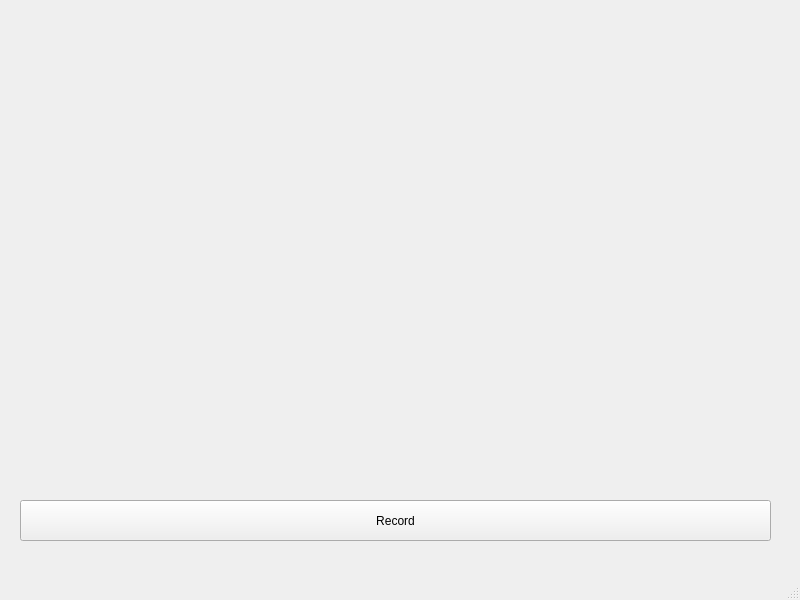
Qt form ui_mainwindow.ui (jenye-ai/CogInsight) before a commit.
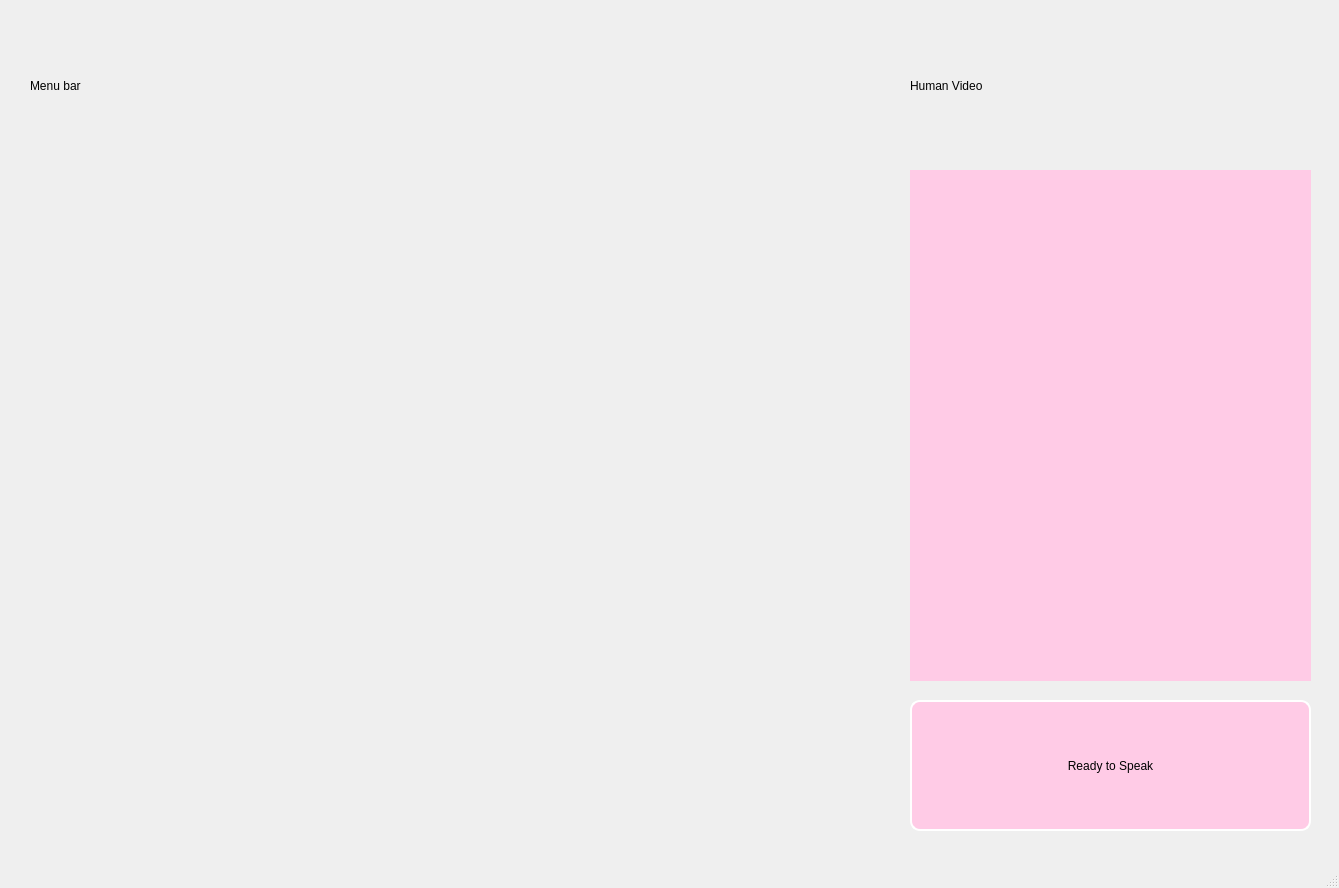
The same form after that commit.

What changed in the file:
```diff
--- a/ui_mainwindow.ui
+++ b/ui_mainwindow.ui
@@ -6,38 +6,90 @@
    <rect>
     <x>0</x>
     <y>0</y>
-    <width>800</width>
-    <height>600</height>
+    <width>1339</width>
+    <height>888</height>
    </rect>
   </property>
   <property name="windowTitle">
    <string>MainWindow</string>
   </property>
   <widget class="QWidget" name="centralwidget">
+   <widget class="QLabel" name="Interviewer">
+    <property name="geometry">
+     <rect>
+      <x>40</x>
+      <y>170</y>
+      <width>841</width>
+      <height>661</height>
+     </rect>
+    </property>
+    <property name="styleSheet">
+     <string notr="true"/>
+    </property>
+    <property name="text">
+     <string/>
+    </property>
+   </widget>
+   <widget class="QLabel" name="Transcript">
+    <property name="geometry">
+     <rect>
+      <x>910</x>
+      <y>170</y>
+      <width>401</width>
+      <height>511</height>
+     </rect>
+    </property>
+    <property name="styleSheet">
+     <string notr="true">background-color: rgb(255, 203, 230);</string>
+    </property>
+    <property name="text">
+     <string/>
+    </property>
+   </widget>
    <widget class="QLabel" name="image_label">
     <property name="geometry">
      <rect>
-      <x>0</x>
-      <y>0</y>
-      <width>801</width>
-      <height>501</height>
+      <x>910</x>
+      <y>20</y>
+      <width>401</width>
+      <height>131</height>
      </rect>
     </property>
     <property name="text">
-     <string/>
+     <string>Human Video</string>
     </property>
    </widget>
-   <widget class="QPushButton" name="control_bt">
+   <widget class="QLabel" name="menu">
     <property name="geometry">
      <rect>
-      <x>20</x>
-      <y>500</y>
-      <width>751</width>
-      <height>41</height>
+      <x>30</x>
+      <y>20</y>
+      <width>851</width>
+      <height>131</height>
      </rect>
     </property>
     <property name="text">
-     <string>Record</string>
+     <string>Menu bar</string>
+    </property>
+   </widget>
+   <widget class="QPushButton" name="pushButton">
+    <property name="geometry">
+     <rect>
+      <x>910</x>
+      <y>700</y>
+      <width>401</width>
+      <height>131</height>
+     </rect>
+    </property>
+    <property name="styleSheet">
+     <string notr="true">background-color: rgb(255, 203, 230);
+border-style: outset;
+border-width: 2px;
+border-radius: 10px;
+border-color: white;</string>
+    </property>
+    <property name="text">
+     <string>Ready to Speak</string>
     </property>
    </widget>
   </widget>
```
Left out of the diff: 2 changed lines with no effect on the pictures.
